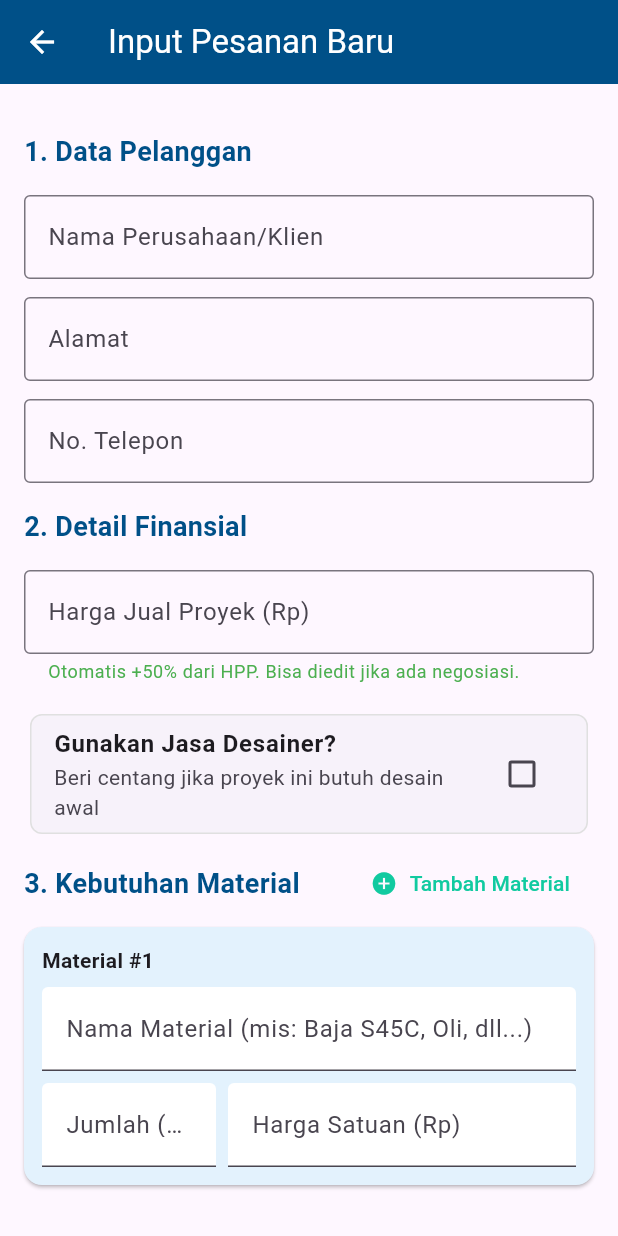
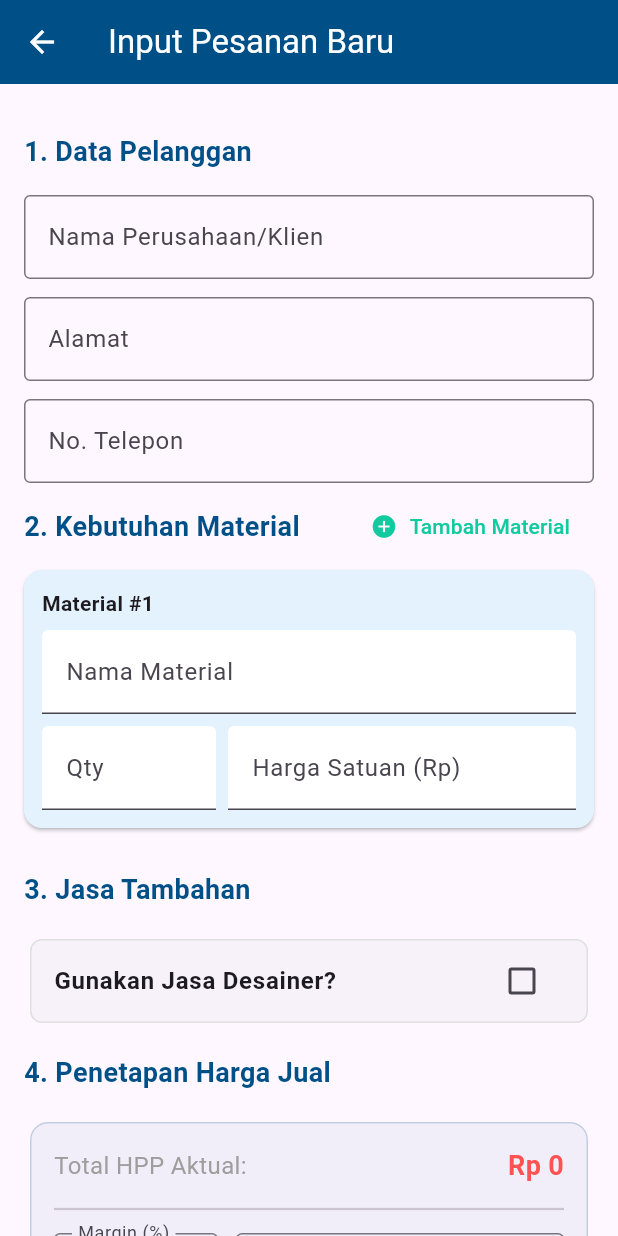
Before and after one commit to KishiEdward/frontend-bengkel, a Flutter app: the TambahPesananScreen screen opened directly, on a phone screen of 412 x 824 dp. Run offline on Flutter 3.47's test engine with Material 3 defaults, Android fonts, the phone set to English and light mode, and no system bars; our stand-ins replace firebase_auth, firebase_core, shared_preferences; accounts and stored records are empty.

Commit message:
feat: add dynamic costing

```diff
--- a/lib/ui/screens/tambah_pesan_screen.dart
+++ b/lib/ui/screens/tambah_pesan_screen.dart
@@ -4,7 +4,6 @@ import 'package:flutter/services.dart';
 import 'package:intl/intl.dart';
 import '../../providers/pesanan_provider.dart';
 
-// 1. Buat kelas bantuan untuk menyimpan controller tiap-tiap baris material
 class MaterialInputItem {
   TextEditingController namaCtrl = TextEditingController();
   TextEditingController qtyCtrl = TextEditingController();
@@ -24,64 +23,84 @@ class _TambahPesananScreenState extends State<TambahPesananScreen> {
   final _namaCustomerCtrl = TextEditingController();
   final _alamatCtrl = TextEditingController();
   final _noTelpCtrl = TextEditingController();
-  final _hargaJualCtrl = TextEditingController();
 
-  // variabel desainer
+  final List<MaterialInputItem> _listMaterial = [MaterialInputItem()];
+
   bool _pakaiJasaDesainer = false;
   final _biayaDesainerCtrl = TextEditingController();
 
-  // Default-nya kita sediakan 1 baris kosong saat halaman dibuka
-  final List<MaterialInputItem> _listMaterial = [MaterialInputItem()];
+  // Variabel Finansial Baru
+  double _totalHPP = 0.0;
+  final _marginCtrl = TextEditingController(text: "50"); // Default Margin 50%
+  final _hargaJualCtrl = TextEditingController();
 
-  // FUNGSI BARU: Kalkulasi otomatis Harga Jual (+50% Margin)
-  void _kalkulasiOtomatis() {
-    double totalHPP = 0.0;
+  // 1. Fungsi Menghitung Total HPP (Material + Desainer)
+  void _updateHPP() {
+    double hpp = 0.0;
 
-    // 1. Hitung total biaya material
     for (var item in _listMaterial) {
       int qty = int.tryParse(item.qtyCtrl.text.replaceAll('.', '')) ?? 0;
       double harga =
           double.tryParse(item.hargaCtrl.text.replaceAll('.', '')) ?? 0.0;
-      totalHPP += (qty * harga);
+      hpp += (qty * harga);
     }
 
-    // 2. Tambahkan biaya desainer jika dipakai
     if (_pakaiJasaDesainer) {
       double biayaDesain =
           double.tryParse(_biayaDesainerCtrl.text.replaceAll('.', '')) ?? 0.0;
-      totalHPP += biayaDesain;
+      hpp += biayaDesain;
     }
 
-    // 3. Kalkulasi Margin 50%
-    if (totalHPP > 0) {
-      double saranHargaJual = totalHPP + (totalHPP * 0.5); // HPP + 50%
+    setState(() {
+      _totalHPP = hpp;
+    });
 
-      // Format ke ribuan sebelum dimasukkan ke controller
-      final format = NumberFormat.currency(
-        locale: 'id_ID',
-        symbol: '',
-        decimalDigits: 0,
-      );
-      _hargaJualCtrl.text = format.format(saranHargaJual);
-    } else {
-      _hargaJualCtrl.clear();
-    }
+    // Setelah HPP diupdate, otomatis hitung ulang Harga Jual berdasarkan persentase Margin saat ini
+    _updateHargaJualDariMargin();
   }
 
-  // Fungsi untuk menambah baris material baru
+  // 2. Fungsi: Margin -> Harga Jual
+  void _updateHargaJualDariMargin() {
+    if (_totalHPP == 0) {
+      _hargaJualCtrl.clear();
+      return;
+    }
+
+    double marginPersen = double.tryParse(_marginCtrl.text) ?? 0.0;
+    double hargaJual = _totalHPP + (_totalHPP * (marginPersen / 100));
+
+    final format = NumberFormat.currency(
+      locale: 'id_ID',
+      symbol: '',
+      decimalDigits: 0,
+    );
+    _hargaJualCtrl.text = format.format(hargaJual);
+  }
+
+  // 3. Fungsi: Harga Jual -> Margin (Untuk skenario Negosiasi)
+  void _updateMarginDariHargaJual() {
+    if (_totalHPP == 0) return;
+
+    double hargaJual =
+        double.tryParse(_hargaJualCtrl.text.replaceAll('.', '')) ?? 0.0;
+    double marginPersen = ((hargaJual - _totalHPP) / _totalHPP) * 100;
+
+    // Format agar tidak kepanjangan desimalnya (contoh: 45.5% atau 50%)
+    _marginCtrl.text = marginPersen.toStringAsFixed(1).replaceAll('.0', '');
+  }
+
   void _tambahBarisMaterial() {
     setState(() {
       _listMaterial.add(MaterialInputItem());
     });
   }
 
-  // Fungsi untuk menghapus baris material
   void _hapusBarisMaterial(int index) {
     if (_listMaterial.length > 1) {
       setState(() {
         _listMaterial.removeAt(index);
       });
-      _kalkulasiOtomatis(); // Hitung ulang setelah dihapus
+      _updateHPP();
     } else {
       ScaffoldMessenger.of(context).showSnackBar(
         const SnackBar(content: Text("Minimal harus ada 1 material!")),
@@ -92,7 +111,6 @@ class _TambahPesananScreenState extends State<TambahPesananScreen> {
   void _submitForm() async {
     if (!_formKey.currentState!.validate()) return;
 
-    // Bersihkan titik ribuan sebelum dikirim ke backend Golang
     List<Map<String, dynamic>> payloadMaterials = _listMaterial.map((item) {
       int qty = int.tryParse(item.qtyCtrl.text.replaceAll('.', '')) ?? 0;
       double harga =
@@ -149,6 +167,15 @@ class _TambahPesananScreenState extends State<TambahPesananScreen> {
     }
   }
 
+  String _formatRupiahLabel(double amount) {
+    final format = NumberFormat.currency(
+      locale: 'id_ID',
+      symbol: 'Rp ',
+      decimalDigits: 0,
+    );
+    return format.format(amount);
+  }
+
   Widget _buildSectionTitle(String title) {
     return Padding(
       padding: const EdgeInsets.symmetric(vertical: 16.0),
@@ -181,6 +208,7 @@ class _TambahPesananScreenState extends State<TambahPesananScreen> {
         child: ListView(
           padding: const EdgeInsets.all(16),
           children: [
+            // ================= SECTION 1: PELANGGAN =================
             _buildSectionTitle("1. Data Pelanggan"),
             TextFormField(
               controller: _namaCustomerCtrl,
@@ -208,90 +236,11 @@ class _TambahPesananScreenState extends State<TambahPesananScreen> {
               keyboardType: TextInputType.phone,
             ),
 
-            _buildSectionTitle("2. Detail Finansial"),
-            TextFormField(
-              controller: _hargaJualCtrl,
-              decoration: const InputDecoration(
-                labelText: "Harga Jual Proyek (Rp)",
-                border: OutlineInputBorder(),
-                helperText:
-                    "Otomatis +50% dari HPP. Bisa diedit jika ada negosiasi.",
-                helperStyle: TextStyle(color: Colors.green),
-              ),
-              keyboardType: TextInputType.number,
-              inputFormatters: [CurrencyInputFormatter()], // Format Ribuan
-              validator: (val) => val!.isEmpty ? "Wajib diisi" : null,
-            ),
-
-            const SizedBox(height: 16),
-
-            // Bagian jasa desainer (opsional)
-            Card(
-              elevation: 0,
-              shape: RoundedRectangleBorder(
-                side: BorderSide(
-                  color: _pakaiJasaDesainer
-                      ? const Color(0xFF11caa0)
-                      : Colors.grey.shade300,
-                ),
-                borderRadius: BorderRadius.circular(8),
-              ),
-              child: Column(
-                children: [
-                  CheckboxListTile(
-                    title: const Text(
-                      "Gunakan Jasa Desainer?",
-                      style: TextStyle(fontWeight: FontWeight.bold),
-                    ),
-                    subtitle: const Text(
-                      "Beri centang jika proyek ini butuh desain awal",
-                    ),
-                    value: _pakaiJasaDesainer,
-                    activeColor: const Color(0xFF11caa0),
-                    onChanged: (bool? value) {
-                      setState(() {
-                        _pakaiJasaDesainer = value ?? false;
-                        if (!_pakaiJasaDesainer) {
-                          _biayaDesainerCtrl.clear();
-                        }
-                        _kalkulasiOtomatis(); // Hitung ulang saat dicentang/hapus centang
-                      });
-                    },
-                  ),
-                  if (_pakaiJasaDesainer)
-                    Padding(
-                      padding: const EdgeInsets.only(
-                        left: 16.0,
-                        right: 16.0,
-                        bottom: 16.0,
-                      ),
-                      child: TextFormField(
-                        controller: _biayaDesainerCtrl,
-                        decoration: const InputDecoration(
-                          labelText: "Biaya Jasa Desainer (Rp)",
-                          border: OutlineInputBorder(),
-                          filled: true,
-                          fillColor: Colors.white,
-                        ),
-                        keyboardType: TextInputType.number,
-                        inputFormatters: [
-                          CurrencyInputFormatter(),
-                        ], // Format Ribuan
-                        onChanged: (val) =>
-                            _kalkulasiOtomatis(), // Trigger hitung otomatis
-                        validator: (val) => _pakaiJasaDesainer && val!.isEmpty
-                            ? "Biaya jasa wajib diisi"
-                            : null,
-                      ),
-                    ),
-                ],
-              ),
-            ),
-
+            // ================= SECTION 2: MATERIAL =================
             Row(
               mainAxisAlignment: MainAxisAlignment.spaceBetween,
               children: [
-                _buildSectionTitle("3. Kebutuhan Material"),
+                _buildSectionTitle("2. Kebutuhan Material"),
                 TextButton.icon(
                   onPressed: _tambahBarisMaterial,
                   icon: const Icon(Icons.add_circle, color: Color(0xFF11caa0)),
@@ -302,8 +251,6 @@ class _TambahPesananScreenState extends State<TambahPesananScreen> {
                 ),
               ],
             ),
-
-            // Looping untuk merender list material secara dinamis
             ...List.generate(_listMaterial.length, (index) {
               return Card(
                 color: Colors.blue[50],
@@ -333,8 +280,7 @@ class _TambahPesananScreenState extends State<TambahPesananScreen> {
                       TextFormField(
                         controller: _listMaterial[index].namaCtrl,
                         decoration: const InputDecoration(
-                          labelText:
-                              "Nama Material (mis: Baja S45C, Oli, dll...)",
+                          labelText: "Nama Material",
                           filled: true,
                           fillColor: Colors.white,
                         ),
@@ -347,16 +293,14 @@ class _TambahPesananScreenState extends State<TambahPesananScreen> {
                             child: TextFormField(
                               controller: _listMaterial[index].qtyCtrl,
                               decoration: const InputDecoration(
-                                labelText: "Jumlah (Qty)",
+                                labelText: "Qty",
                                 filled: true,
                                 fillColor: Colors.white,
                               ),
                               keyboardType: TextInputType.number,
-                              inputFormatters: [
-                                CurrencyInputFormatter(),
-                              ], // Mencegah spasi/huruf
+                              inputFormatters: [CurrencyInputFormatter()],
                               onChanged: (val) =>
-                                  _kalkulasiOtomatis(), // Trigger hitung otomatis
+                                  _updateHPP(), // Update Realtime
                               validator: (val) => val!.isEmpty ? "Isi" : null,
                             ),
                           ),
@@ -371,11 +315,9 @@ class _TambahPesananScreenState extends State<TambahPesananScreen> {
                                 fillColor: Colors.white,
                               ),
                               keyboardType: TextInputType.number,
-                              inputFormatters: [
-                                CurrencyInputFormatter(),
-                              ], // Format Ribuan
+                              inputFormatters: [CurrencyInputFormatter()],
                               onChanged: (val) =>
-                                  _kalkulasiOtomatis(), // Trigger hitung otomatis
+                                  _updateHPP(), // Update Realtime
                               validator: (val) =>
                                   val!.isEmpty ? "Wajib diisi" : null,
                             ),
@@ -387,6 +329,152 @@ class _TambahPesananScreenState extends State<TambahPesananScreen> {
                 ),
               );
             }),
+
+            // ================= SECTION 3: JASA DESAINER =================
+            _buildSectionTitle("3. Jasa Tambahan"),
+            Card(
+              elevation: 0,
+              shape: RoundedRectangleBorder(
+                side: BorderSide(
+                  color: _pakaiJasaDesainer
+                      ? const Color(0xFF11caa0)
+                      : Colors.grey.shade300,
+                ),
+                borderRadius: BorderRadius.circular(8),
+              ),
+              child: Column(
+                children: [
+                  CheckboxListTile(
+                    title: const Text(
+                      "Gunakan Jasa Desainer?",
+                      style: TextStyle(fontWeight: FontWeight.bold),
+                    ),
+                    value: _pakaiJasaDesainer,
+                    activeColor: const Color(0xFF11caa0),
+                    onChanged: (bool? value) {
+                      setState(() {
+                        _pakaiJasaDesainer = value ?? false;
+                        if (!_pakaiJasaDesainer) _biayaDesainerCtrl.clear();
+                        _updateHPP(); // Update Realtime
+                      });
+                    },
+                  ),
+                  if (_pakaiJasaDesainer)
+                    Padding(
+                      padding: const EdgeInsets.only(
+                        left: 16.0,
+                        right: 16.0,
+                        bottom: 16.0,
+                      ),
+                      child: TextFormField(
+                        controller: _biayaDesainerCtrl,
+                        decoration: const InputDecoration(
+                          labelText: "Biaya Jasa Desainer (Rp)",
+                          border: OutlineInputBorder(),
+                          filled: true,
+                          fillColor: Colors.white,
+                        ),
+                        keyboardType: TextInputType.number,
+                        inputFormatters: [CurrencyInputFormatter()],
+                        onChanged: (val) => _updateHPP(), // Update Realtime
+                        validator: (val) => _pakaiJasaDesainer && val!.isEmpty
+                            ? "Wajib diisi"
+                            : null,
+                      ),
+                    ),
+                ],
+              ),
+            ),
+
+            // ================= SECTION 4: KALKULASI FINANSIAL =================
+            _buildSectionTitle("4. Penetapan Harga Jual"),
+            Card(
+              // ignore: deprecated_member_use
+              color: const Color(0xFF005088).withOpacity(0.05),
+              elevation: 0,
+              shape: RoundedRectangleBorder(
+                borderRadius: BorderRadius.circular(12),
+                side: BorderSide(
+                  // ignore: deprecated_member_use
+                  color: const Color(0xFF005088).withOpacity(0.2),
+                ),
+              ),
+              child: Padding(
+                padding: const EdgeInsets.all(16.0),
+                child: Column(
+                  children: [
+                    // Tampilan HPP Realtime
+                    Row(
+                      mainAxisAlignment: MainAxisAlignment.spaceBetween,
+                      children: [
+                        const Text(
+                          "Total HPP Aktual:",
+                          style: TextStyle(fontSize: 16, color: Colors.grey),
+                        ),
+                        Text(
+                          _formatRupiahLabel(_totalHPP),
+                          style: const TextStyle(
+                            fontSize: 18,
+                            fontWeight: FontWeight.bold,
+                            color: Colors.redAccent,
+                          ),
+                        ),
+                      ],
+                    ),
+                    const Divider(height: 32, thickness: 1.5),
+
+                    // Input Margin vs Harga Jual
+                    Row(
+                      crossAxisAlignment: CrossAxisAlignment.start,
+                      children: [
+                        Expanded(
+                          flex: 1,
+                          child: TextFormField(
+                            controller: _marginCtrl,
+                            decoration: const InputDecoration(
+                              labelText: "Margin (%)",
+                              border: OutlineInputBorder(),
+                              suffixText: "%",
+                            ),
+                            keyboardType: TextInputType.number,
+                            onChanged: (val) =>
+                                _updateHargaJualDariMargin(), // Jika Margin diubah, update Harga Jual
+                            validator: (val) => val!.isEmpty ? "Isi" : null,
+                          ),
+                        ),
+                        const SizedBox(width: 12),
+                        Expanded(
+                          flex: 2,
+                          child: TextFormField(
+                            controller: _hargaJualCtrl,
+                            decoration: const InputDecoration(
+                              labelText: "Harga Jual Final (Rp)",
+                              border: OutlineInputBorder(),
+                              prefixText: "Rp ",
+                            ),
+                            keyboardType: TextInputType.number,
+                            inputFormatters: [CurrencyInputFormatter()],
+                            onChanged: (val) =>
+                                _updateMarginDariHargaJual(), // Jika Harga Jual diubah (nego), update Margin
+                            validator: (val) =>
+                                val!.isEmpty ? "Wajib diisi" : null,
+                          ),
+                        ),
+                      ],
+                    ),
+                    const SizedBox(height: 8),
+                    const Text(
+                      "*Ubah persentase margin atau edit langsung harga jual jika ada negosiasi dengan klien.",
+                      style: TextStyle(
+                        fontSize: 12,
+                        color: Colors.grey,
+                        fontStyle: FontStyle.italic,
+                      ),
+                    ),
+                  ],
+                ),
+              ),
+            ),
 
             const SizedBox(height: 32),
             isLoading
@@ -413,7 +501,6 @@ class _TambahPesananScreenState extends State<TambahPesananScreen> {
   }
 }
 
-// FORMATTER RUPIAH BAWAAN
 class CurrencyInputFormatter extends TextInputFormatter {
   @override
   TextEditingValue formatEditUpdate(
@@ -421,20 +508,14 @@ class CurrencyInputFormatter extends TextInputFormatter {
     TextEditingValue newValue,
   ) {
     if (newValue.text.isEmpty) return newValue.copyWith(text: '');
-
-    // Bersihkan semua titik/koma yang ada, ambil angkanya saja
     String numericOnly = newValue.text.replaceAll(RegExp(r'[^0-9]'), '');
     if (numericOnly.isEmpty) return newValue.copyWith(text: '');
-
-    // Format ulang menjadi format ribuan (Rupiah) tanpa desimal
     final format = NumberFormat.currency(
       locale: 'id_ID',
       symbol: '',
       decimalDigits: 0,
     );
     String formatted = format.format(int.parse(numericOnly));
-
-    // Kembalikan nilai yang sudah diformat beserta posisi kursornya
     return TextEditingValue(
       text: formatted,
       selection: TextSelection.collapsed(offset: formatted.length),
```
